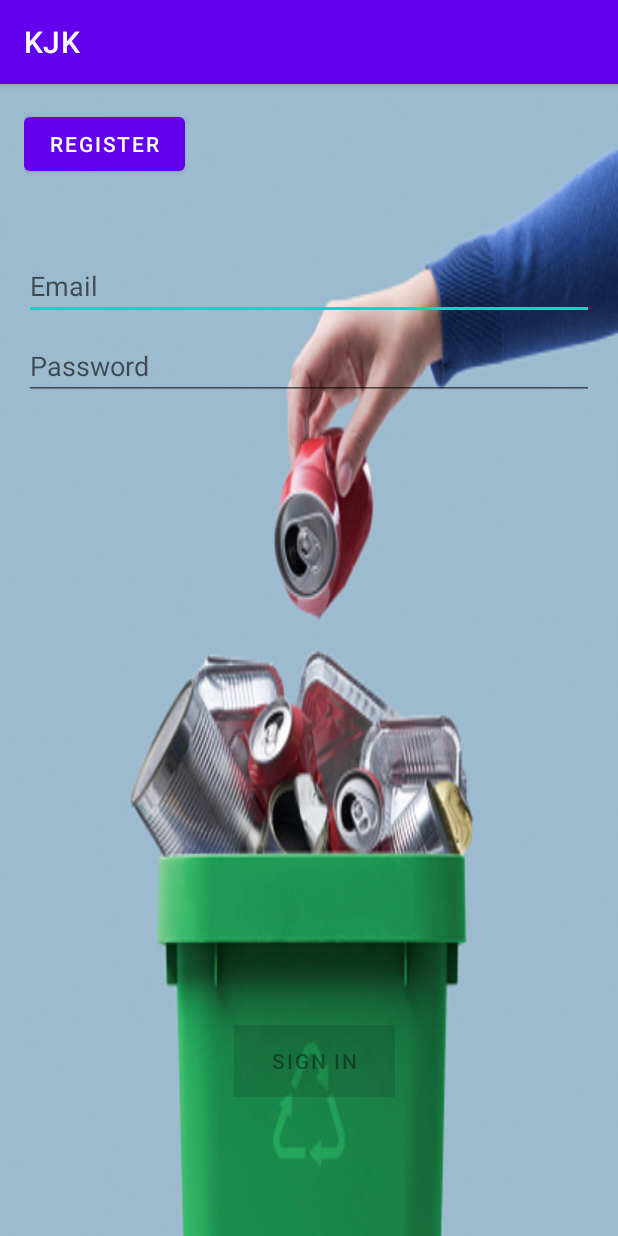
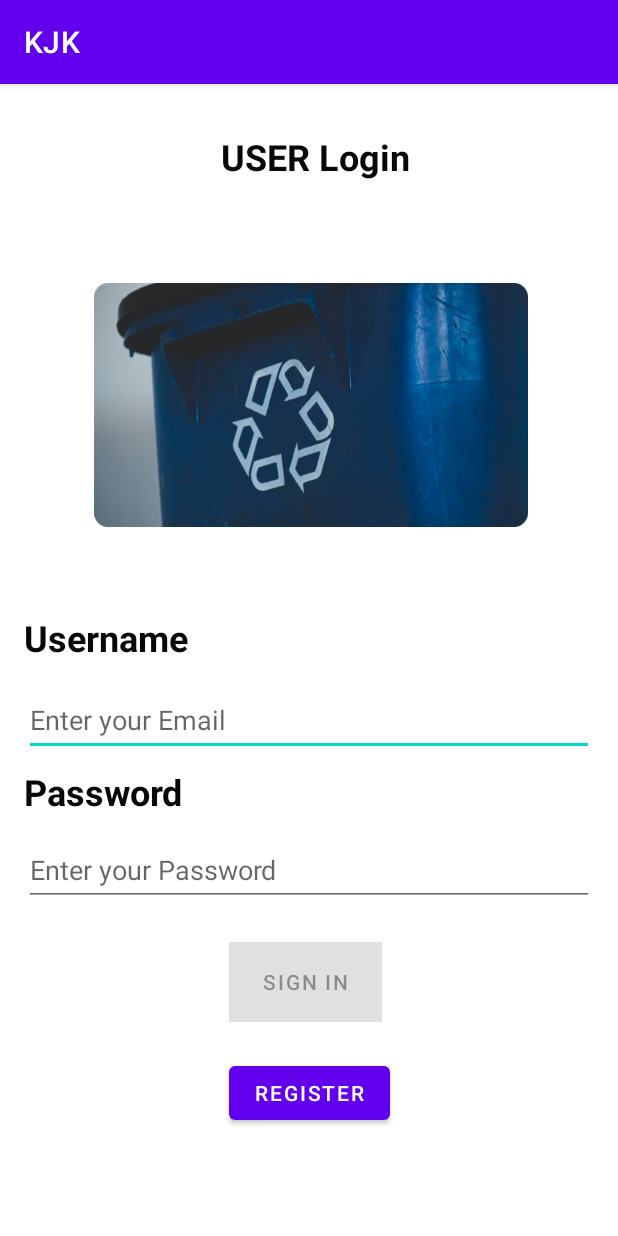
Before and after one commit to karthikn407/JunkMapper, an Android app: the screen it shows after launch (LoginActivity), on a phone screen of 412 x 824 dp. Run offline under Robolectric (Android 15) with nearby library versions, the phone set to English and light mode, and no system bars.

Commit message:
update in loginpage and adding mapview

```diff
--- a/app/build.gradle
+++ b/app/build.gradle
@@ -1,5 +1,6 @@
 plugins {
     id 'com.android.application'
+    id 'com.google.android.libraries.mapsplatform.secrets-gradle-plugin'
 }
 
 android {
@@ -43,6 +44,7 @@ dependencies {
     implementation 'androidx.lifecycle:lifecycle-viewmodel-ktx:2.6.1'
     implementation 'androidx.navigation:navigation-fragment:2.5.3'
     implementation 'androidx.navigation:navigation-ui:2.5.3'
+    implementation 'com.google.android.gms:play-services-maps:18.1.0'
     testImplementation 'junit:junit:4.13.2'
     androidTestImplementation 'androidx.test.ext:junit:1.1.5'
     androidTestImplementation 'androidx.test.espresso:espresso-core:3.5.1'
--- a/app/src/main/res/layout/activity_login.xml
+++ b/app/src/main/res/layout/activity_login.xml
@@ -9,17 +9,18 @@
     android:paddingTop="@dimen/activity_vertical_margin"
     android:paddingRight="@dimen/activity_horizontal_margin"
     android:paddingBottom="@dimen/activity_vertical_margin"
-    android:background="@drawable/backround"
+
     tools:context=".ui.login.LoginActivity">
 
     <EditText
         android:id="@+id/username"
         android:layout_width="0dp"
         android:layout_height="wrap_content"
-        android:layout_marginTop="96dp"
+        android:layout_marginTop="384dp"
         android:autofillHints="@string/prompt_email"
         android:hint="@string/prompt_email"
         android:inputType="textEmailAddress"
+        android:minHeight="48dp"
         android:selectAllOnFocus="true"
         app:layout_constraintEnd_toEndOf="parent"
         app:layout_constraintStart_toStartOf="parent"
@@ -29,34 +30,36 @@
         android:id="@+id/password"
         android:layout_width="0dp"
         android:layout_height="wrap_content"
-        android:layout_marginTop="8dp"
+        android:layout_marginTop="52dp"
         android:autofillHints="@string/prompt_password"
         android:hint="@string/prompt_password"
         android:imeActionLabel="@string/action_sign_in_short"
         android:imeOptions="actionDone"
         android:inputType="textPassword"
+        android:minHeight="48dp"
         android:selectAllOnFocus="true"
         app:layout_constraintEnd_toEndOf="parent"
+        app:layout_constraintHorizontal_bias="0.093"
         app:layout_constraintStart_toStartOf="parent"
         app:layout_constraintTop_toBottomOf="@+id/username" />
 
     <Button
         android:id="@+id/login"
-        android:layout_width="107dp"
-        android:layout_height="48dp"
+        android:layout_width="102dp"
+        android:layout_height="53dp"
         android:layout_gravity="start"
-        android:layout_marginTop="16dp"
-        android:layout_marginBottom="64dp"
-        android:background="@color/Sign_in_Color"
+        android:layout_marginTop="24dp"
+        android:background="#0B0A0A"
         android:enabled="false"
+
+
         android:text="@string/action_sign_in"
-
         app:layout_constraintBottom_toBottomOf="parent"
         app:layout_constraintEnd_toEndOf="parent"
-        app:layout_constraintHorizontal_bias="0.514"
+        app:layout_constraintHorizontal_bias="0.491"
         app:layout_constraintStart_toStartOf="parent"
         app:layout_constraintTop_toBottomOf="@+id/password"
-        app:layout_constraintVertical_bias="0.969" />
+        app:layout_constraintVertical_bias="0.0" />
 
     <ProgressBar
         android:id="@+id/loading"
@@ -76,8 +79,72 @@
         android:id="@+id/register"
         android:layout_width="107dp"
         android:layout_height="48dp"
-        android:text="Register"
-        tools:layout_editor_absoluteX="140dp"
-        tools:layout_editor_absoluteY="640dp" />
+        android:layout_marginStart="134dp"
+        android:layout_marginEnd="134dp"
+        android:layout_marginBottom="32dp"
+        android:text="@string/register"
+        app:layout_constraintBottom_toBottomOf="parent"
+        app:layout_constraintEnd_toEndOf="parent"
+        app:layout_constraintStart_toStartOf="parent"
+        app:layout_constraintTop_toBottomOf="@+id/login"
+        app:rippleColor="#050505" />
+
+    <ImageView
+        android:id="@+id/imageView4"
+        android:layout_width="289dp"
+        android:layout_height="229dp"
+        android:layout_marginStart="54dp"
+        android:layout_marginTop="24dp"
+        android:layout_marginEnd="52dp"
+        android:contentDescription="@string/bin"
+        app:layout_constraintEnd_toEndOf="parent"
+        app:layout_constraintStart_toStartOf="parent"
+        app:layout_constraintTop_toBottomOf="@+id/textView3"
+        app:srcCompat="@drawable/loginbin" />
+
+    <TextView
+        android:id="@+id/textView"
+        android:layout_width="216dp"
+        android:layout_height="67dp"
+        android:layout_marginTop="29dp"
+        android:text="@string/password"
+        android:textColor="#090808"
+        android:textSize="24sp"
+        android:textStyle="bold"
+        app:layout_constraintBottom_toTopOf="@+id/password"
+        app:layout_constraintTop_toBottomOf="@+id/username"
+        tools:layout_editor_absoluteX="-1dp" />
+
+    <TextView
+        android:id="@+id/usertextView"
+        android:layout_width="201dp"
+        android:layout_height="53dp"
+        android:layout_marginTop="29dp"
+        android:text="@string/username"
+        android:textColor="#090808"
+        android:textSize="24sp"
+        android:textStyle="bold"
+        app:layout_constraintBottom_toTopOf="@+id/username"
+        app:layout_constraintTop_toBottomOf="@+id/imageView4"
+        tools:ignore="TextSizeCheck"
+        tools:layout_editor_absoluteX="1dp" />
+
+    <TextView
+        android:id="@+id/textView3"
+        android:layout_width="185dp"
+        android:layout_height="43dp"
+        android:layout_marginStart="109dp"
+        android:layout_marginTop="16dp"
+        android:layout_marginEnd="101dp"
+        android:layout_marginBottom="23dp"
+        android:text="@string/user_login"
+        android:textAlignment="center"
+        android:textColor="#090808"
+        android:textSize="24sp"
+        android:textStyle="bold"
+        app:layout_constraintBottom_toTopOf="@+id/imageView4"
+        app:layout_constraintEnd_toEndOf="parent"
+        app:layout_constraintStart_toStartOf="parent"
+        app:layout_constraintTop_toTopOf="parent" />
 
 </androidx.constraintlayout.widget.ConstraintLayout>
--- a/app/src/main/res/values/colors.xml
+++ b/app/src/main/res/values/colors.xml
@@ -7,5 +7,5 @@
     <color name="teal_700">#FF018786</color>
     <color name="black">#FF000000</color>
     <color name="white">#FFFFFFFF</color>
-    <color name="Sign_in_Color">#FF0000</color>
+    <color name="Sign_in_Color">#000000</color>
 </resources>
--- a/app/src/main/res/values/strings.xml
+++ b/app/src/main/res/values/strings.xml
@@ -1,8 +1,8 @@
 <resources>
     <string name="app_name">KJK</string>
     <string name="title_activity_login">LoginActivity</string>
-    <string name="prompt_email">Email</string>
-    <string name="prompt_password">Password</string>
+    <string name="prompt_email">Enter your Email</string>
+    <string name="prompt_password">Enter your Password</string>
     <string name="action_sign_in">Sign in </string>
     <string name="action_sign_in_short">Sign in</string>
     <string name="welcome">"Welcome !"</string>
@@ -19,4 +19,10 @@
     <string name="hello_first_fragment">Hello first fragment</string>
     <string name="hello_second_fragment">Hello second fragment. Arg: %1$s</string>
     <string name="title_activity_capture_screen">CaptureScreenActivity</string>
+    <string name="register">Register</string>
+    <string name="username">Username</string>
+    <string name="password">Password</string>
+    <string name="user_login">USER Login</string>
+    <string name="bin">BIN</string>
+    <string name="title_activity_maps">MapsActivity</string>
 </resources>
--- a/build.gradle
+++ b/build.gradle
@@ -2,4 +2,5 @@
 plugins {
     id 'com.android.application' version '7.4.2' apply false
     id 'com.android.library' version '7.4.2' apply false
+    id 'com.google.android.libraries.mapsplatform.secrets-gradle-plugin' version '2.0.1' apply false
 }
```
Also changed, not shown: app/src/main/AndroidManifest.xml (+24 -3 lines), app/src/main/java/com/example/kjk/MapsActivity.java (added, +51 -0 lines), app/src/main/res/layout/activity_maps.xml (added, +9 -0 lines), app/src/main/res/drawable/backround.png (deleted), app/src/main/res/drawable/img.png (added), app/src/main/res/drawable/loginbin.png (added).
